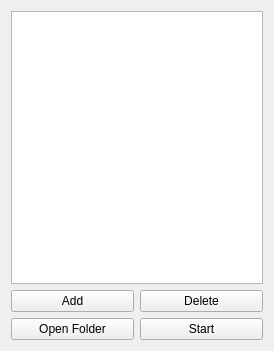
The window that src/widget.ui (sougouzhinan/trojan-qt) describes before a commit, drawn with Qt 5.
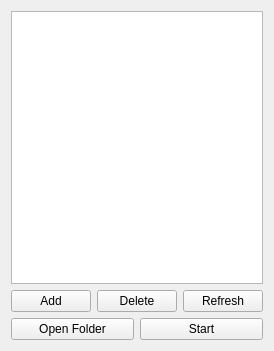
The same window after the commit.

What changed in the file:
```diff
--- a/src/widget.ui
+++ b/src/widget.ui
@@ -33,6 +33,13 @@
        </property>
       </widget>
      </item>
+     <item>
+      <widget class="QPushButton" name="refreshButton">
+       <property name="text">
+        <string>Refresh</string>
+       </property>
+      </widget>
+     </item>
     </layout>
    </item>
    <item>
```
Left out of the diff: 17 changed lines with no effect on the pictures.
